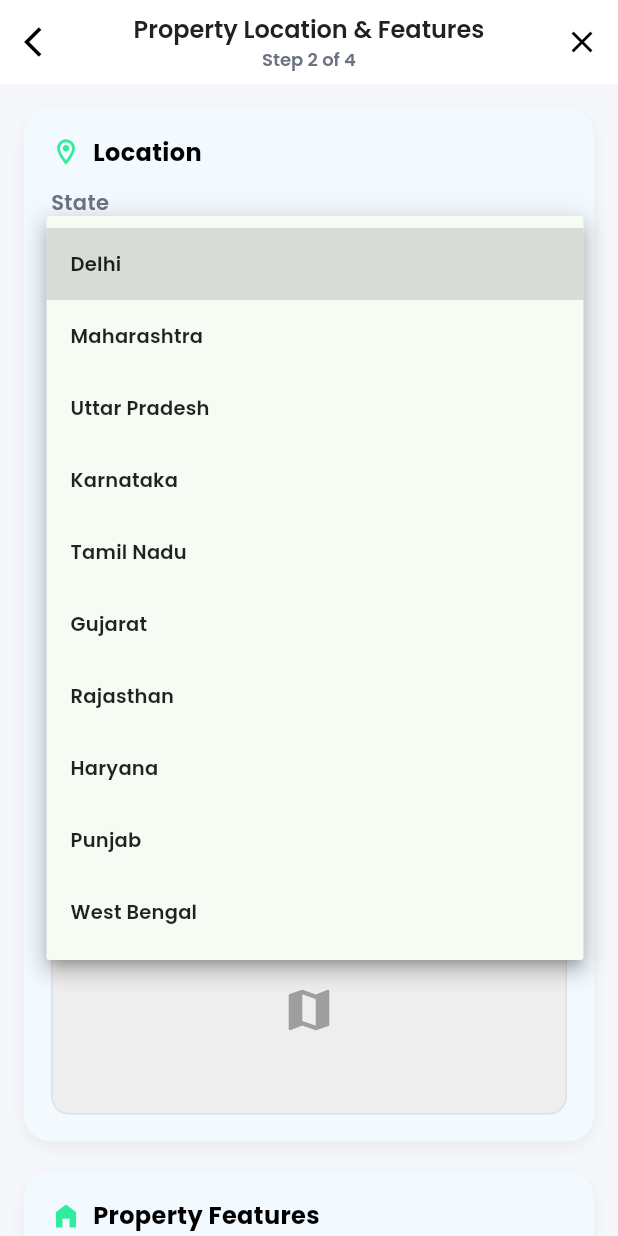
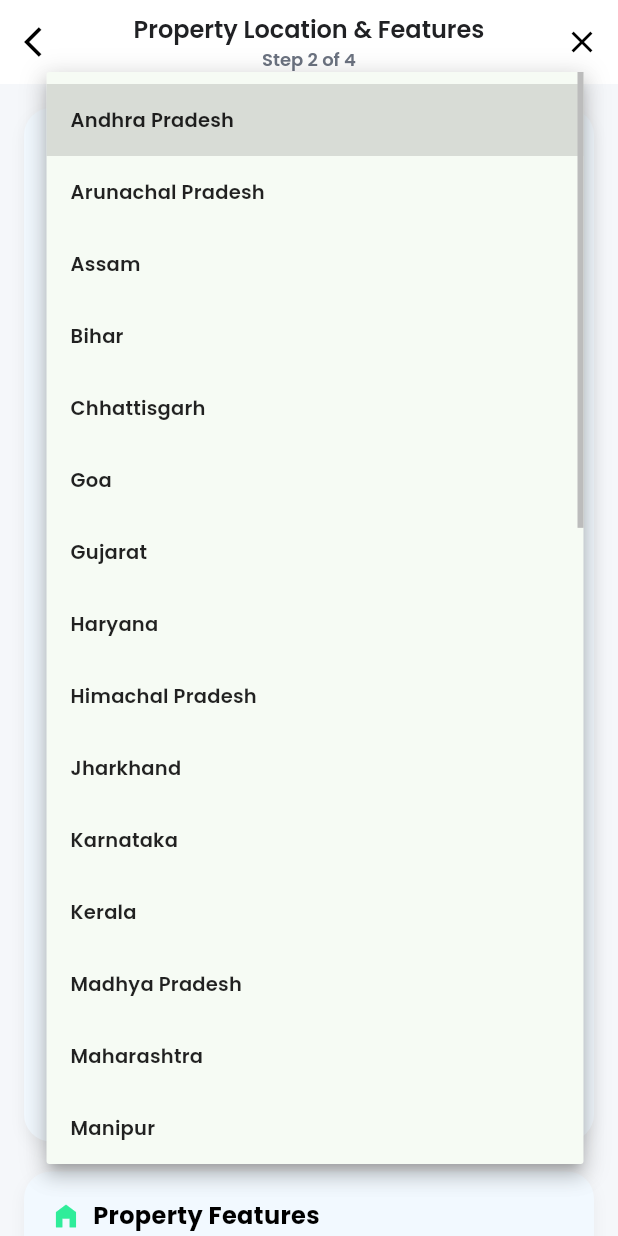
Before and after one commit to mysteryjatin/huntapplication, a Flutter app: the AddPostStep2Screen screen opened by its route, after a tap on "Select State", on a phone screen of 412 x 824 dp. Run offline on Flutter 3.47's test engine with Material 3 defaults, Android fonts, the phone set to English and light mode, and no system bars; our stand-ins replace equatable, flutter_bloc, flutter_svg, google_fonts, image_picker; project files that could hold a hidden picture were left out.

Commit message:
Refactor PropertyDraft to ensure owner_id is always sent in API payload, enhance data type handling in Property model, and expand state and city options in AddPostStep2Screen. Update PropertyService to match backend API requirements with trailing slashes.

```diff
--- a/lib/screen/add_post_step2_screen.dart
+++ b/lib/screen/add_post_step2_screen.dart
@@ -22,31 +22,83 @@ class _AddPostStep2ScreenState extends State<AddPostStep2Screen> {
   String? _selectedState;
   String? _selectedCity;
 
-  // Indian states and some sample cities
+  // Indian states and major cities (can be extended from backend later)
   final List<String> _states = const [
+    'Andhra Pradesh',
+    'Arunachal Pradesh',
+    'Assam',
+    'Bihar',
+    'Chhattisgarh',
+    'Goa',
+    'Gujarat',
+    'Haryana',
+    'Himachal Pradesh',
+    'Jharkhand',
+    'Karnataka',
+    'Kerala',
+    'Madhya Pradesh',
+    'Maharashtra',
+    'Manipur',
+    'Meghalaya',
+    'Mizoram',
+    'Nagaland',
+    'Odisha',
+    'Punjab',
+    'Rajasthan',
+    'Sikkim',
+    'Tamil Nadu',
+    'Telangana',
+    'Tripura',
+    'Uttar Pradesh',
+    'Uttarakhand',
+    'West Bengal',
+    'Andaman and Nicobar Islands',
+    'Chandigarh',
+    'Dadra and Nagar Haveli and Daman and Diu',
     'Delhi',
-    'Maharashtra',
-    'Uttar Pradesh',
-    'Karnataka',
-    'Tamil Nadu',
-    'Gujarat',
-    'Rajasthan',
-    'Haryana',
-    'Punjab',
-    'West Bengal',
+    'Jammu and Kashmir',
+    'Ladakh',
+    'Lakshadweep',
+    'Puducherry',
   ];
 
   final Map<String, List<String>> _citiesByState = const {
+    'Andhra Pradesh': ['Visakhapatnam', 'Vijayawada', 'Guntur', 'Tirupati'],
+    'Arunachal Pradesh': ['Itanagar', 'Naharlagun'],
+    'Assam': ['Guwahati', 'Dibrugarh', 'Silchar'],
+    'Bihar': ['Patna', 'Gaya', 'Bhagalpur'],
+    'Chhattisgarh': ['Raipur', 'Bhilai', 'Bilaspur'],
+    'Goa': ['Panaji', 'Vasco da Gama', 'Margao'],
+    'Gujarat': ['Ahmedabad', 'Surat', 'Vadodara', 'Rajkot'],
+    'Haryana': ['Gurugram', 'Faridabad', 'Panipat', 'Karnal'],
+    'Himachal Pradesh': ['Shimla', 'Dharamshala', 'Mandi'],
+    'Jharkhand': ['Ranchi', 'Jamshedpur', 'Dhanbad'],
+    'Karnataka': ['Bengaluru', 'Mysuru', 'Mangaluru', 'Hubballi'],
+    'Kerala': ['Thiruvananthapuram', 'Kochi', 'Kozhikode'],
+    'Madhya Pradesh': ['Bhopal', 'Indore', 'Gwalior', 'Jabalpur'],
+    'Maharashtra': ['Mumbai', 'Pune', 'Nagpur', 'Thane', 'Nashik'],
+    'Manipur': ['Imphal'],
+    'Meghalaya': ['Shillong'],
+    'Mizoram': ['Aizawl'],
+    'Nagaland': ['Dimapur', 'Kohima'],
+    'Odisha': ['Bhubaneswar', 'Cuttack', 'Rourkela'],
+    'Punjab': ['Ludhiana', 'Amritsar', 'Jalandhar', 'Patiala'],
+    'Rajasthan': ['Jaipur', 'Udaipur', 'Jodhpur', 'Kota'],
+    'Sikkim': ['Gangtok'],
+    'Tamil Nadu': ['Chennai', 'Coimbatore', 'Madurai', 'Tiruchirappalli'],
+    'Telangana': ['Hyderabad', 'Warangal', 'Karimnagar'],
+    'Tripura': ['Agartala'],
+    'Uttar Pradesh': ['Lucknow', 'Noida', 'Ghaziabad', 'Kanpur', 'Varanasi'],
+    'Uttarakhand': ['Dehradun', 'Haridwar', 'Rishikesh'],
+    'West Bengal': ['Kolkata', 'Howrah', 'Durgapur', 'Siliguri'],
+    'Andaman and Nicobar Islands': ['Port Blair'],
+    'Chandigarh': ['Chandigarh'],
+    'Dadra and Nagar Haveli and Daman and Diu': ['Silvassa', 'Daman'],
     'Delhi': ['New Delhi', 'Dwarka', 'Rohini', 'Saket'],
-    'Maharashtra': ['Mumbai', 'Pune', 'Nagpur', 'Thane'],
-    'Uttar Pradesh': ['Noida', 'Ghaziabad', 'Lucknow', 'Kanpur'],
-    'Karnataka': ['Bengaluru', 'Mysuru', 'Mangaluru'],
-    'Tamil Nadu': ['Chennai', 'Coimbatore', 'Madurai'],
-    'Gujarat': ['Ahmedabad', 'Surat', 'Vadodara'],
-    'Rajasthan': ['Jaipur', 'Udaipur', 'Jodhpur'],
-    'Haryana': ['Gurugram', 'Faridabad', 'Panipat'],
-    'Punjab': ['Ludhiana', 'Amritsar', 'Jalandhar'],
-    'West Bengal': ['Kolkata', 'Howrah', 'Durgapur'],
+    'Jammu and Kashmir': ['Srinagar', 'Jammu'],
+    'Ladakh': ['Leh', 'Kargil'],
+    'Lakshadweep': ['Kavaratti'],
+    'Puducherry': ['Puducherry', 'Karaikal'],
   };
 
   final _localityController = TextEditingController();
```
Also changed, not shown: lib/models/property_models.dart (+38 -13 lines), lib/screen/add_post_step4_screen.dart (+5 -4 lines), lib/services/property_service.dart (+36 -11 lines).
